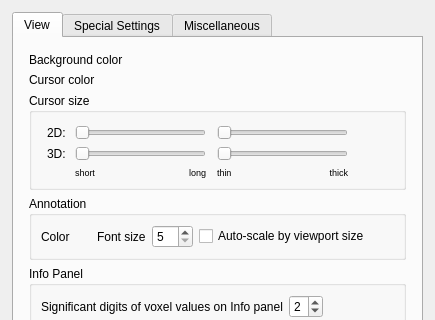
Above: freeview/DialogPreferences.ui from freesurfer/freesurfer before the change; both pictures show x 0 to 435 and y 0 to 320 of the 435 by 542 pixel window. Below: the same form after it.
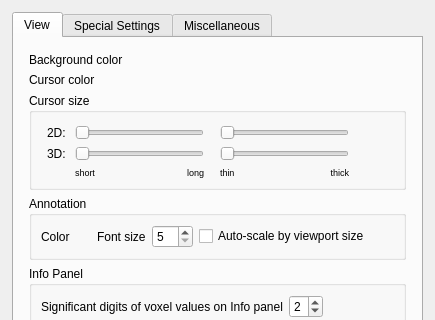
That is the form after the change. Custom widgets are drawn as their Qt base class.

What changed in the file:
```diff
--- a/freeview/DialogPreferences.ui
+++ b/freeview/DialogPreferences.ui
@@ -409,7 +409,7 @@
                </property>
                <property name="sizeHint" stdset="0">
                 <size>
-                 <width>5</width>
+                 <width>10</width>
                  <height>1</height>
                 </size>
                </property>
```
